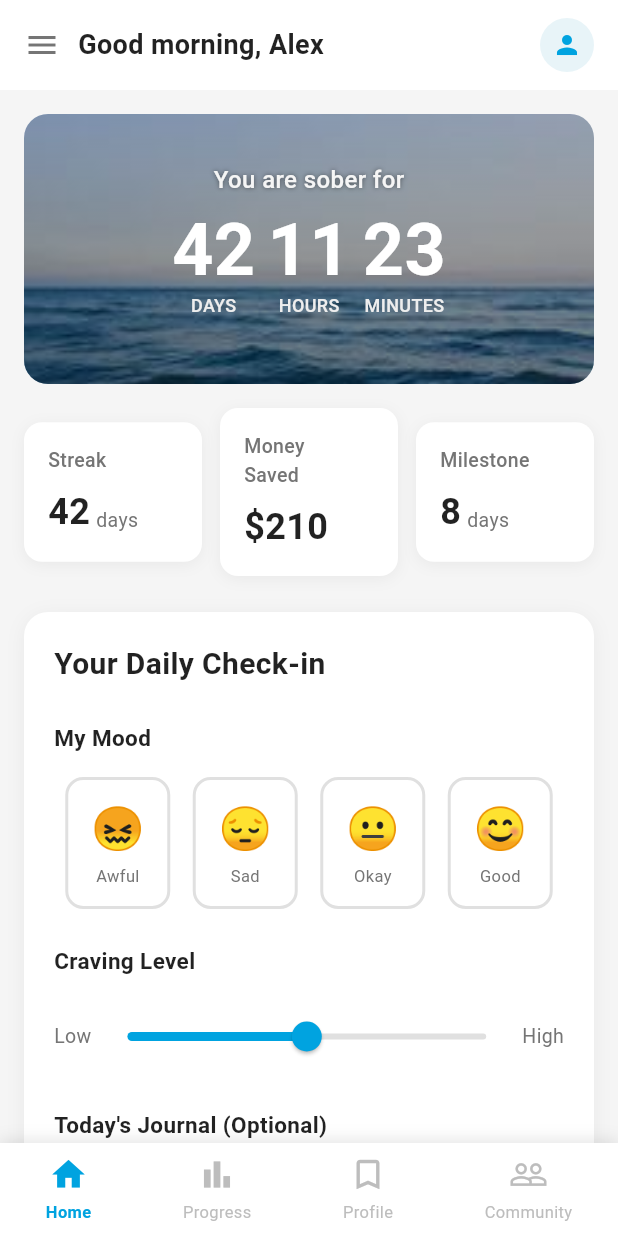
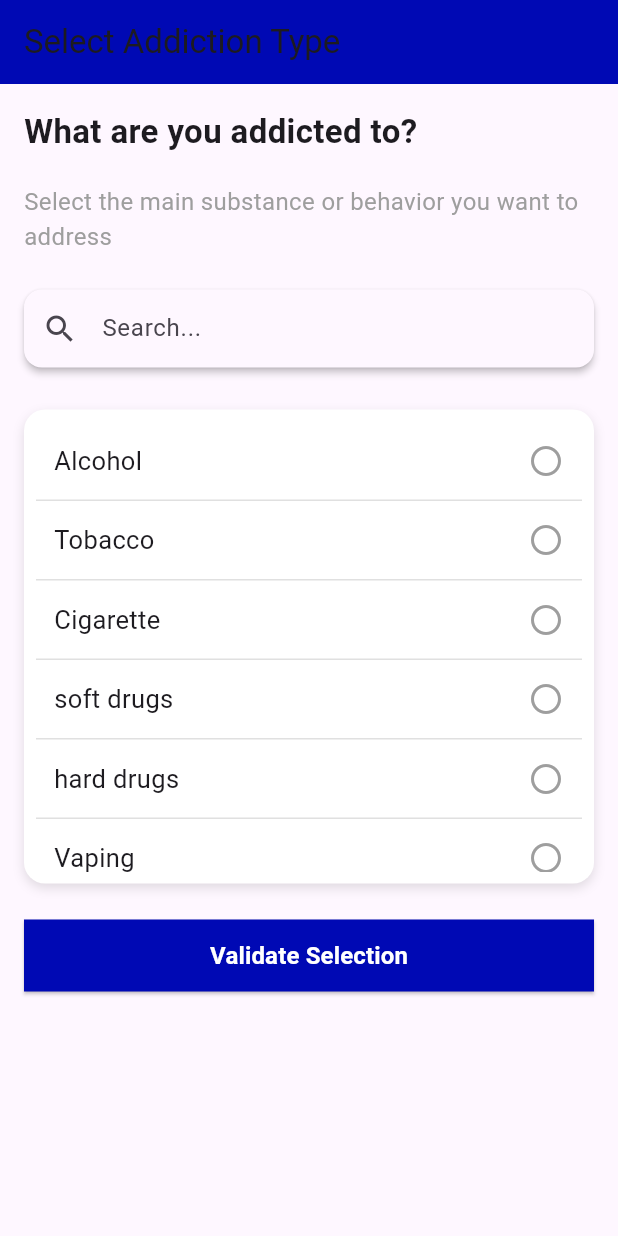
Before and after one commit to Yassine-hn/addiction-quit, a Flutter app: the screen it shows after launch, on a phone screen of 412 x 824 dp. Run offline on Flutter 3.47's test engine with Material 3 defaults, Android fonts, the phone set to English and light mode, and no system bars; our stand-ins replace flutter_bloc.

Commit message:
Step1 Form UI&BL

```diff
--- a/lib/main.dart
+++ b/lib/main.dart
@@ -1,5 +1,8 @@
 import 'package:flutter/material.dart';
+import 'package:flutter_bloc/flutter_bloc.dart';
+import 'modules/Addiction_Form_module/data/Cubit/UserInfoCubit.dart';
 import 'presentation/app_routes.dart';
+import 'modules/Addiction_Form_module/screens/Step1AdType.dart';
 
 Future<bool> init_app() async {
   return true;
@@ -16,14 +19,20 @@ class MyApp extends StatelessWidget {
   // This widget is the root of your application.
   @override
   Widget build(BuildContext context) {
+    var list = ["Alcohol", "Tabacoo", "Drug", "Screen", "Sugar"];
+
     return MaterialApp(
       title: 'Flutter Demo',
       theme: ThemeData(
         colorScheme: ColorScheme.fromSeed(seedColor: Colors.deepPurple),
       ),
-      initialRoute: AppRoutes.loadingScreen,
-      onGenerateRoute: AppRoutes.onGenerateRoute,
-      //home: HomeScreen(),
+
+      //initialRoute: AppRoutes.loadingScreen,
+      //onGenerateRoute: AppRoutes.onGenerateRoute,
+      home: BlocProvider(
+        create: (BuildContext context) => UserInfoCubit(),
+        child: StepAddictionType(),
+      ),
     );
   }
 }
--- /dev/null
+++ b/lib/modules/Addiction_Form_module/data/Repositories/AddTypeRepo.dart
@@ -0,0 +1,17 @@
+import 'package:flutter/material.dart';
+
+class AddictionTypeRepo {
+  List<String> dummy = [
+    "Alcohol",
+    "Tobacco",
+    "Cigarette",
+    "soft drugs",
+    "hard drugs",
+    "Vaping",
+    "Cafeine",
+  ];
+
+  List<String> get data {
+    return dummy;
+  }
+}
--- a/lib/modules/Addiction_Form_module/models/User_Info_model.dart
+++ b/lib/modules/Addiction_Form_module/models/User_Info_model.dart
@@ -1,36 +1,64 @@
 class UserInfoModel {
-  final String username;
-  final String addictionType;
-  final DateTime startDate;
-  final int consumptionDayPerWeek;
-  final int consumptionPerDay;
-  final List<String> goals;
-  final String mainMotivation; //prompted by user
-  final String importanceForUser; // Critical, moderate...
-  final String impliedPeople; // family, community, alone...
-  final String firstMilestone;
-  final DateTime dailyReview;
+  final String? username;
+  final String? addictionType;
+  final DateTime? startDate;
+  final int? consumptionDayPerWeek;
+  final int? consumptionPerDay;
+  final List<String>? goals;
+  final String? mainMotivation;
+  final String? importanceForUser;
+  final String? impliedPeople;
+  final String? firstMilestone;
+  final DateTime? dailyReview;
 
-  UserInfoModel({
-    required this.username,
-    required this.addictionType,
-    required this.startDate,
-    required this.consumptionDayPerWeek,
-    required this.consumptionPerDay,
-    required this.goals,
-    required this.mainMotivation,
-    required this.importanceForUser,
-    required this.impliedPeople,
-    required this.firstMilestone,
-    required this.dailyReview,
+  const UserInfoModel({
+    this.username,
+    this.addictionType,
+    this.startDate,
+    this.consumptionDayPerWeek,
+    this.consumptionPerDay,
+    this.goals,
+    this.mainMotivation,
+    this.importanceForUser,
+    this.impliedPeople,
+    this.firstMilestone,
+    this.dailyReview,
   });
 
-  /// Convert object → Map<String, dynamic>
+  UserInfoModel copyWith({
+    String? username,
+    String? addictionType,
+    DateTime? startDate,
+    int? consumptionDayPerWeek,
+    int? consumptionPerDay,
+    List<String>? goals,
+    String? mainMotivation,
+    String? importanceForUser,
+    String? impliedPeople,
+    String? firstMilestone,
+    DateTime? dailyReview,
+  }) {
+    return UserInfoModel(
+      username: username ?? this.username,
+      addictionType: addictionType ?? this.addictionType,
+      startDate: startDate ?? this.startDate,
+      consumptionDayPerWeek:
+          consumptionDayPerWeek ?? this.consumptionDayPerWeek,
+      consumptionPerDay: consumptionPerDay ?? this.consumptionPerDay,
+      goals: goals ?? this.goals,
+      mainMotivation: mainMotivation ?? this.mainMotivation,
+      importanceForUser: importanceForUser ?? this.importanceForUser,
+      impliedPeople: impliedPeople ?? this.impliedPeople,
+      firstMilestone: firstMilestone ?? this.firstMilestone,
+      dailyReview: dailyReview ?? this.dailyReview,
+    );
+  }
+
   Map<String, dynamic> toMap() {
     return {
       'username': username,
       'addictionType': addictionType,
-      'startDate': startDate.toIso8601String(),
+      'startDate': startDate?.toIso8601String(),
       'consumptionDayPerWeek': consumptionDayPerWeek,
       'consumptionPerDay': consumptionPerDay,
       'goals': goals,
@@ -38,24 +66,27 @@ class UserInfoModel {
       'importanceForUser': importanceForUser,
       'impliedPeople': impliedPeople,
       'firstMilestone': firstMilestone,
-      'dailyReview': dailyReview.toIso8601String(),
+      'dailyReview': dailyReview?.toIso8601String(),
     };
   }
 
-  /// Convert Map<String, dynamic> → object
   factory UserInfoModel.fromMap(Map<String, dynamic> map) {
     return UserInfoModel(
-      username: map['username'] ?? '',
-      addictionType: map['addictionType'] ?? '',
-      startDate: DateTime.parse(map['startDate']),
-      consumptionDayPerWeek: map['consumptionDayPerWeek']?.toInt() ?? 0,
-      consumptionPerDay: map['consumptionPerDay']?.toInt() ?? 0,
-      goals: List<String>.from(map['goals'] ?? []),
-      mainMotivation: map['mainMotivation'] ?? '',
-      importanceForUser: map['importanceForUser'] ?? '',
-      impliedPeople: map['impliedPeople'] ?? '',
-      firstMilestone: map['firstMilestone'] ?? '',
-      dailyReview: DateTime.parse(map['dailyReview']),
+      username: map['username'],
+      addictionType: map['addictionType'],
+      startDate: map['startDate'] != null
+          ? DateTime.parse(map['startDate'])
+          : null,
+      consumptionDayPerWeek: map['consumptionDayPerWeek'],
+      consumptionPerDay: map['consumptionPerDay'],
+      goals: map['goals'] != null ? List<String>.from(map['goals']) : null,
+      mainMotivation: map['mainMotivation'],
+      importanceForUser: map['importanceForUser'],
+      impliedPeople: map['impliedPeople'],
+      firstMilestone: map['firstMilestone'],
+      dailyReview: map['dailyReview'] != null
+          ? DateTime.parse(map['dailyReview'])
+          : null,
     );
   }
 }
--- /dev/null
+++ b/lib/modules/Addiction_Form_module/screens/Step1AdType.dart
@@ -0,0 +1,103 @@
+import 'package:addiction_quit/modules/Addiction_Form_module/models/User_Info_model.dart';
+import 'package:flutter/material.dart';
+import 'package:flutter_bloc/flutter_bloc.dart';
+import '../data/Cubit/UserInfoCubit.dart';
+import '../widgets/SectionTitle.dart';
+import '../widgets/SearchListWidget.dart';
+import '../data/Repositories/AddTypeRepo.dart';
+
+class StepAddictionType extends StatelessWidget {
+  const StepAddictionType({super.key});
+
+  @override
+  Widget build(BuildContext context) {
+    final addictionTypeRepo = AddictionTypeRepo();
+
+    return Scaffold(
+      appBar: AppBar(
+        title: const Text('Select Addiction Type'),
+        backgroundColor: const Color.fromARGB(255, 0, 9, 180),
+      ),
+      body: BlocBuilder<UserInfoCubit, UserInfoModel>(
+        builder: (context, state) {
+          return SingleChildScrollView(
+            padding: const EdgeInsets.all(16.0),
+            child: Column(
+              crossAxisAlignment: CrossAxisAlignment.start,
+              children: [
+                const SectionTitle(text: 'What are you addicted to?'),
+                const SizedBox(height: 8),
+                const Text(
+                  'Select the main substance or behavior you want to address',
+                  style: TextStyle(fontSize: 16, color: Colors.grey),
+                ),
+                const SizedBox(height: 24),
+
+                SearchListWidget(
+                  items: addictionTypeRepo.data,
+                  initialSelection: state.addictionType,
+                  onSelected: (selectedType) {
+                    // Update the cubit state
+                    context.read<UserInfoCubit>().updateAddictionType(
+                      selectedType,
+                    );
+
+                    // Show confirmation and navigate back
+                    ScaffoldMessenger.of(context).showSnackBar(
+                      SnackBar(
+                        content: Text('Selected: $selectedType'),
+                        duration: const Duration(seconds: 1),
+                      ),
+                    );
+
+                    // Navigate back after a short delay
+                    Future.delayed(const Duration(milliseconds: 1000), () {
+                      Navigator.pop(context);
+                    });
+                  },
+                ),
+
+                const SizedBox(height: 16),
+
+                // Current selection indicator
+                if (state.addictionType != null &&
+                    state.addictionType!.isNotEmpty)
+                  Container(
+                    padding: const EdgeInsets.all(12),
+                    decoration: BoxDecoration(
+                      color: const Color.fromARGB(255, 235, 236, 255),
+                      borderRadius: BorderRadius.circular(8),
+                      border: Border.all(
+                        color: const Color.fromARGB(255, 0, 9, 180),
+                        width: 1,
+                      ),
+                    ),
+                    child: Row(
+                      children: [
+                        const Icon(
+                          Icons.info_outline,
+                          color: Color.fromARGB(255, 0, 9, 180),
+                          size: 20,
+                        ),
+                        const SizedBox(width: 8),
+                        Expanded(
+                          child: Text(
+                            'Current selection: ${state.addictionType}',
+                            style: const TextStyle(
+                              fontSize: 14,
+                              color: Color.fromARGB(255, 0, 9, 180),
+                              fontWeight: FontWeight.w500,
+                            ),
+                          ),
+                        ),
+                      ],
+                    ),
+                  ),
+              ],
+            ),
+          );
+        },
+      ),
+    );
+  }
+}
--- /dev/null
+++ b/lib/modules/Addiction_Form_module/widgets/SearchBarWidget.dart
@@ -0,0 +1,30 @@
+import 'package:flutter/material.dart';
+
+class SearchBarWidget extends StatelessWidget {
+  final TextEditingController controller;
+  final Function(String) onChanged;
+
+  const SearchBarWidget({
+    super.key,
+    required this.controller,
+    required this.onChanged,
+  });
+
+  @override
+  Widget build(BuildContext context) {
+    return Material(
+      elevation: 2,
+      borderRadius: BorderRadius.circular(12),
+      child: TextField(
+        controller: controller,
+        onChanged: onChanged,
+        decoration: InputDecoration(
+          hintText: "Search...",
+          prefixIcon: const Icon(Icons.search),
+          border: InputBorder.none,
+          contentPadding: const EdgeInsets.all(14),
+        ),
+      ),
+    );
+  }
+}
--- /dev/null
+++ b/lib/modules/Addiction_Form_module/widgets/SearchItemTile.dart
@@ -0,0 +1,43 @@
+import 'package:flutter/material.dart';
+
+class SearchItemTile extends StatelessWidget {
+  final String text;
+  final bool selected;
+  final bool hasBorder;
+  final VoidCallback onTap;
+
+  const SearchItemTile({
+    super.key,
+    required this.text,
+    required this.selected,
+    required this.onTap,
+    required this.hasBorder,
+  });
+
+  @override
+  Widget build(BuildContext context) {
+    return InkWell(
+      onTap: onTap,
+      child: Container(
+        padding: const EdgeInsets.symmetric(vertical: 14, horizontal: 12),
+        decoration: BoxDecoration(
+          border: hasBorder
+              ? const Border(top: BorderSide(color: Colors.black12, width: 1))
+              : null,
+        ),
+        child: Row(
+          mainAxisAlignment: MainAxisAlignment.spaceBetween,
+          children: [
+            Text(text, style: const TextStyle(fontSize: 17)),
+            selected
+                ? const Icon(
+                    Icons.check_circle,
+                    color: Color.fromARGB(255, 139, 145, 255), // 🔥
+                  )
+                : const Icon(Icons.circle_outlined, color: Colors.grey),
+          ],
+        ),
+      ),
+    );
+  }
+}
--- /dev/null
+++ b/lib/modules/Addiction_Form_module/widgets/SearchListContainer.dart
@@ -0,0 +1,23 @@
+import 'package:flutter/material.dart';
+
+class SearchListContainer extends StatelessWidget {
+  final Widget child;
+
+  const SearchListContainer({super.key, required this.child});
+
+  @override
+  Widget build(BuildContext context) {
+    return Container(
+      margin: const EdgeInsets.only(top: 12),
+      padding: const EdgeInsets.all(8),
+      decoration: BoxDecoration(
+        color: Colors.white,
+        borderRadius: BorderRadius.circular(14),
+        boxShadow: const [
+          BoxShadow(blurRadius: 6, color: Colors.black12, offset: Offset(0, 3)),
+        ],
+      ),
+      child: child,
+    );
+  }
+}
--- /dev/null
+++ b/lib/modules/Addiction_Form_module/widgets/SearchListWidget.dart
@@ -0,0 +1,120 @@
+import 'package:flutter/material.dart';
+import 'SearchBarWidget.dart';
+import 'SearchItemTile.dart';
+import 'SearchListContainer.dart';
+import 'ValidationButton.dart';
+
+class SearchListWidget extends StatefulWidget {
+  final List<String> items;
+  final Function(String) onSelected;
+  final String? initialSelection;
+
+  const SearchListWidget({
+    super.key,
+    required this.items,
+    required this.onSelected,
+    this.initialSelection,
+  });
+
+  @override
+  State<SearchListWidget> createState() => _SearchListWidgetState();
+}
+
+class _SearchListWidgetState extends State<SearchListWidget> {
+  final searchController = TextEditingController();
+  String? selectedItem;
+  List<String> filteredList = [];
+
+  @override
+  void initState() {
+    super.initState();
+    filteredList = widget.items;
+
+    // Initialize with the current selection if provided
+    if (widget.initialSelection != null &&
+        widget.items.contains(widget.initialSelection)) {
+      selectedItem = widget.initialSelection;
+    }
+  }
+
+  void filterList(String value) {
+    setState(() {
+      if (value.isEmpty) {
+        filteredList = widget.items;
+      } else {
+        filteredList = widget.items
+            .where((e) => e.toLowerCase().contains(value.toLowerCase()))
+            .toList();
+      }
+    });
+  }
+
+  @override
+  void dispose() {
+    searchController.dispose();
+    super.dispose();
+  }
+
+  @override
+  Widget build(BuildContext context) {
+    return Column(
+      children: [
+        SearchBarWidget(controller: searchController, onChanged: filterList),
+
+        const SizedBox(height: 16),
+
+        if (filteredList.isEmpty)
+          const SearchListContainer(
+            child: Padding(
+              padding: EdgeInsets.all(16.0),
+              child: Center(
+                child: Text(
+                  'No items found',
+                  style: TextStyle(fontSize: 16, color: Colors.grey),
+                ),
+              ),
+            ),
+          )
+        else
+          SearchListContainer(
+            child: ConstrainedBox(
+              constraints: const BoxConstraints(maxHeight: 300),
+              child: ListView.builder(
+                shrinkWrap: true,
+                itemCount: filteredList.length,
+                itemBuilder: (_, i) {
+                  final item = filteredList[i];
+                  return SearchItemTile(
+                    text: item,
+                    selected: item == selectedItem,
+                    hasBorder: i != 0,
+                    onTap: () {
+                      setState(() => selectedItem = item);
+                    },
+                  );
+                },
+              ),
+            ),
+          ),
+
+        const SizedBox(height: 24),
+
+        ValidationButton(
+          label: "Validate Selection",
+          onPressed: () {
+            if (selectedItem != null) {
+              widget.onSelected(selectedItem!);
+            } else {
+              ScaffoldMessenger.of(context).showSnackBar(
+                const SnackBar(
+                  content: Text('Please select an item first'),
+                  backgroundColor: Colors.red,
+                ),
+              );
+            }
+          },
+        ),
+      ],
+    );
+  }
+}
--- /dev/null
+++ b/lib/modules/Addiction_Form_module/widgets/SectionTitle.dart
@@ -0,0 +1,18 @@
+import 'package:flutter/material.dart';
+
+class SectionTitle extends StatelessWidget {
+  final String text;
+
+  const SectionTitle({super.key, required this.text});
+
+  @override
+  Widget build(BuildContext context) {
+    return Padding(
+      padding: const EdgeInsets.only(bottom: 12.0),
+      child: Text(
+        text,
+        style: const TextStyle(fontSize: 22, fontWeight: FontWeight.bold),
+      ),
+    );
+  }
+}
--- /dev/null
+++ b/lib/modules/Addiction_Form_module/widgets/ValidationButton.dart
@@ -0,0 +1,39 @@
+import 'package:flutter/material.dart';
+
+class ValidationButton extends StatelessWidget {
+  final String label;
+  final VoidCallback onPressed;
+
+  const ValidationButton({
+    super.key,
+    required this.label,
+    required this.onPressed,
+  });
+
+  @override
+  Widget build(BuildContext context) {
+    return Center(
+      child: SizedBox(
+        width: MediaQuery.of(context).size.width * 0.95, // 🔥 largeur réduite
+        height: 48,
+        child: ElevatedButton(
+          style: ElevatedButton.styleFrom(
+            backgroundColor: const Color.fromARGB(255, 0, 9, 180),
+            shape: const RoundedRectangleBorder(
+              borderRadius: BorderRadius.zero, //
+            ),
+          ),
+          onPressed: onPressed,
+          child: Text(
+            label,
+            style: const TextStyle(
+              fontSize: 16,
+              color: Colors.white,
+              fontWeight: FontWeight.w600,
+            ),
+          ),
+        ),
+      ),
+    );
+  }
+}
```
Also changed, not shown: lib/modules/Addiction_Form_module/data/Cubit/UserInfoCubit.dart (added, +41 -0 lines).
